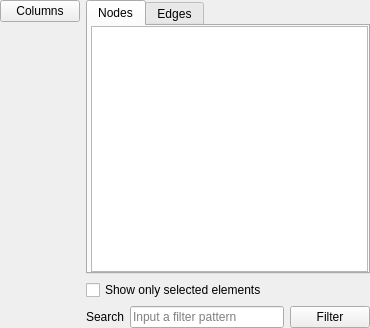
The window that plugins/view/spreadsheet/SpreadViewWidget.ui (jalamao/tulip-1) describes before a commit, drawn with Qt 5.
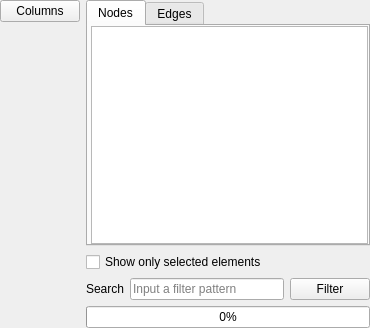
The same window after the commit. Custom widgets are drawn as their Qt base class.

Commit message: Add progress bar to show filtering avancement. Refactor drawing system.

The edit to the form file:
```diff
--- a/plugins/view/spreadsheet/SpreadViewWidget.ui
+++ b/plugins/view/spreadsheet/SpreadViewWidget.ui
@@ -158,6 +158,13 @@
        </property>
       </widget>
      </item>
+     <item row="2" column="0" colspan="3">
+      <widget class="QProgressBar" name="filterProgressBar">
+       <property name="value">
+        <number>0</number>
+       </property>
+      </widget>
+     </item>
     </layout>
    </item>
    <item row="1" column="0" rowspan="2">
```
The commit also changes 4 other files.
